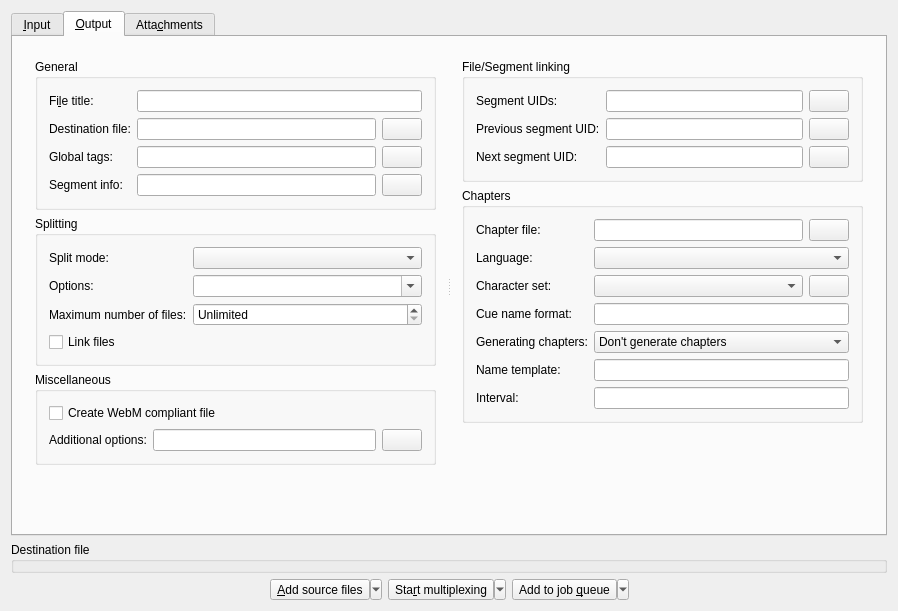
Old version of the form src/mkvtoolnix-gui/forms/merge/tab.ui in the repository jpsdr/MKVToolnix-Windows-7.
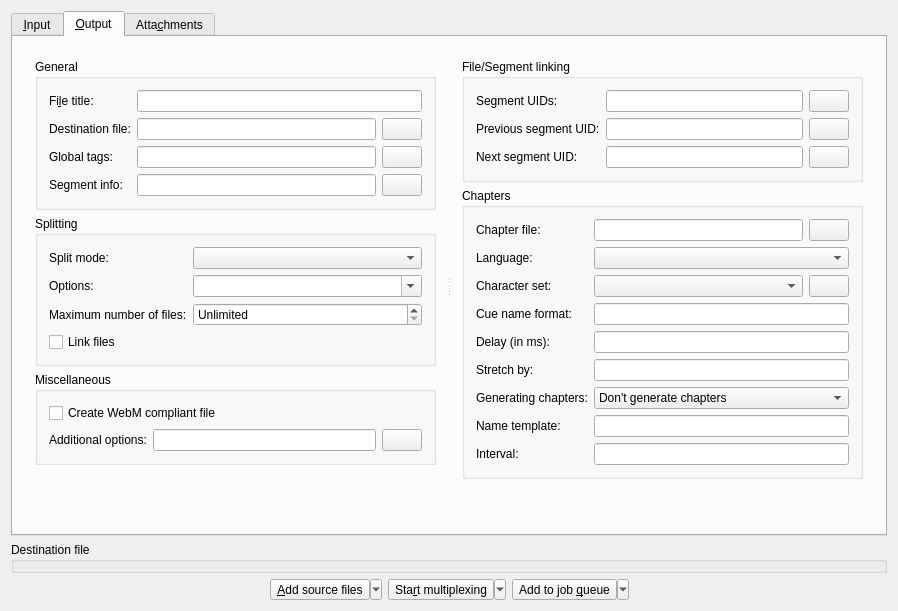
New version of the form. The open tabs and pages were chosen to show the change. Icons and pictures are not drawn. Custom widgets are drawn as their Qt base class.

Commit message:
GUI: mux: adjust controls for mkvmerge's ability to adjust chapter timestamps
Second part of the implementation of #2358.

Diff of the .ui file:
```diff
--- a/src/mkvtoolnix-gui/forms/merge/tab.ui
+++ b/src/mkvtoolnix-gui/forms/merge/tab.ui
@@ -1396,7 +1396,7 @@
                  <string>Chapters</string>
                 </property>
                 <layout class="QGridLayout" name="gridLayout">
-                 <item row="5" column="0">
+                 <item row="7" column="0">
                   <widget class="QLabel" name="chapterGenerationNameTemplateLabel">
                    <property name="text">
                     <string>Name template:</string>
@@ -1428,7 +1428,7 @@
                    </item>
                   </layout>
                  </item>
-                 <item row="5" column="1">
+                 <item row="7" column="1">
                   <widget class="QLineEdit" name="chapterGenerationNameTemplate"/>
                  </item>
                  <item row="1" column="0">
@@ -1448,7 +1448,7 @@
                    </property>
                   </widget>
                  </item>
-                 <item row="4" column="0">
+                 <item row="6" column="0">
                   <widget class="QLabel" name="chapterGenerationLabel">
                    <property name="text">
                     <string>Generating chapters:</string>
@@ -1490,7 +1490,7 @@
                  <item row="3" column="1">
                   <widget class="QLineEdit" name="chapterCueNameFormat"/>
                  </item>
-                 <item row="4" column="1">
+                 <item row="6" column="1">
                   <widget class="QComboBox" name="chapterGenerationMode">
                    <item>
                     <property name="text">
@@ -1509,16 +1509,36 @@
                    </item>
                   </widget>
                  </item>
-                 <item row="6" column="0">
+                 <item row="8" column="0">
                   <widget class="QLabel" name="chapterGenerationIntervalLabel">
                    <property name="text">
                     <string>Interval:</string>
                    </property>
                   </widget>
                  </item>
-                 <item row="6" column="1">
+                 <item row="8" column="1">
                   <widget class="QLineEdit" name="chapterGenerationInterval"/>
                  </item>
+                 <item row="4" column="0">
+                  <widget class="QLabel" name="chapterDelayLabel">
+                   <property name="text">
+                    <string>Delay (in ms):</string>
+                   </property>
+                  </widget>
+                 </item>
+                 <item row="4" column="1">
+                  <widget class="QLineEdit" name="chapterDelay"/>
+                 </item>
+                 <item row="5" column="0">
+                  <widget class="QLabel" name="chapterStretchByLabel">
+                   <property name="text">
+                    <string>Stretch by:</string>
+                   </property>
+                  </widget>
+                 </item>
+                 <item row="5" column="1">
+                  <widget class="QLineEdit" name="chapterStretchBy"/>
+                 </item>
                 </layout>
                </widget>
               </item>
```
Left out of the diff: 2 changed lines with no effect on the pictures. The commit also changes 6 other files.
